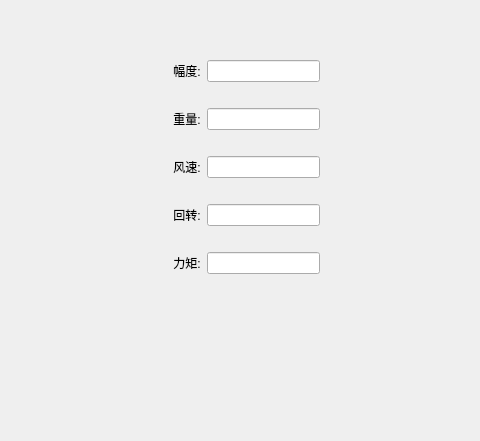
Before: the Qt Designer form NickX2/warning.ui in XintaiE/VideoMonitorS, drawn with Qt 5; both pictures show x 300 to 780 and y 200 to 641 of the 965 by 866 pixel window.
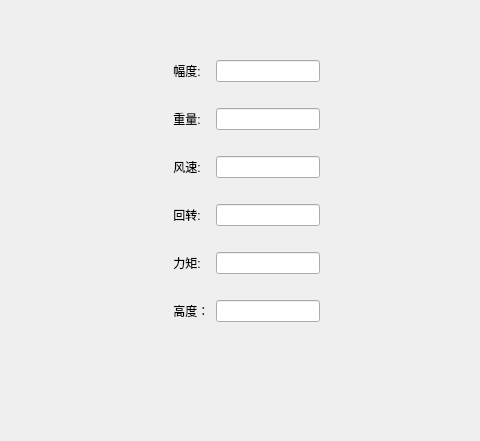
After: the same form once the commit is applied. Icons and pictures are not drawn.

Diff of the .ui file:
```diff
--- a/NickX2/warning.ui
+++ b/NickX2/warning.ui
@@ -131,7 +131,7 @@
      <x>460</x>
      <y>260</y>
      <width>160</width>
-     <height>291</height>
+     <height>321</height>
     </rect>
    </property>
    <layout class="QFormLayout" name="formLayout_3">
@@ -235,6 +235,26 @@
       </property>
      </widget>
     </item>
+    <item row="10" column="0">
+     <widget class="QLabel" name="label_11">
+      <property name="text">
+       <string>    高度：</string>
+      </property>
+     </widget>
+    </item>
+    <item row="11" column="0" colspan="2">
+     <widget class="QLabel" name="label_12">
+      <property name="styleSheet">
+       <string notr="true">border-image: url(:/widget/Z_Gd.png);</string>
+      </property>
+      <property name="text">
+       <string/>
+      </property>
+     </widget>
+    </item>
+    <item row="10" column="1">
+     <widget class="QLineEdit" name="lineEdit"/>
+    </item>
    </layout>
   </widget>
   <zorder>label_25</zorder>
```
Left out of the diff: 6 changed lines with no effect on the pictures.
